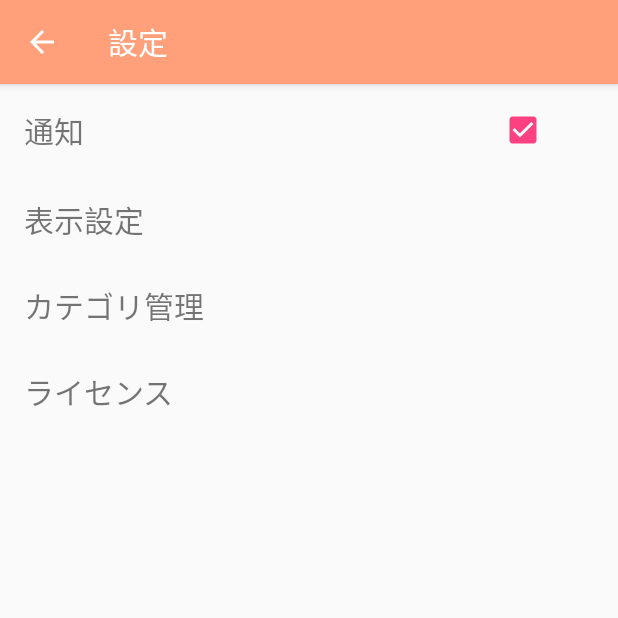
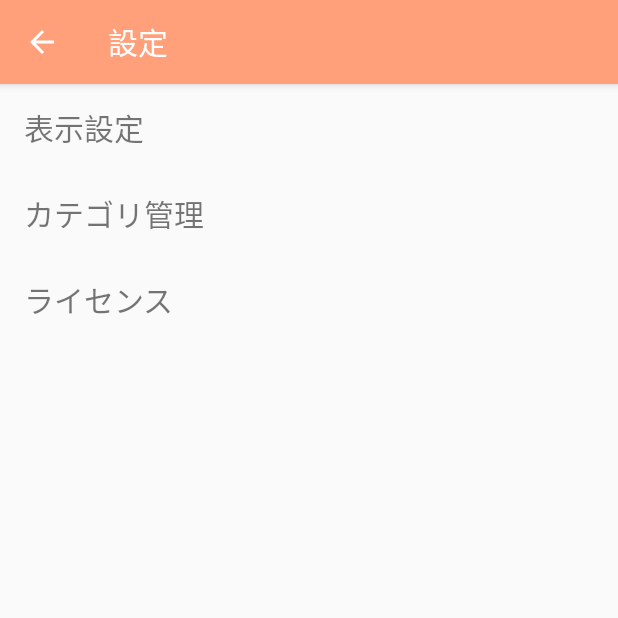
Before and after one commit to t-robop/Tancolle, an Android app: the SettingActivity screen opened directly, with no data from a screen before it, on a phone screen of 412 x 824 dp, the top half of it. Run offline under Robolectric (Android 15) with nearby library versions, the phone set to English and light mode, and no system bars.

Commit message:
設定画面の機能殺した

```diff
--- a/app/src/main/java/org/t_robop/y_ogawara/tancolle/SettingActivity.java
+++ b/app/src/main/java/org/t_robop/y_ogawara/tancolle/SettingActivity.java
@@ -21,15 +21,15 @@ public class SettingActivity extends AppCompatActivity {
         super.onCreate(savedInstanceState);
         setContentView(R.layout.activity_setting);
         //全体通知設定用チェックボックスの関連付け
-        allNotif=(CheckBox)findViewById(R.id.allnotif);
+        //allNotif=(CheckBox)findViewById(R.id.allnotif);
         //チェックボックスのリスナー設定
-        checkBoxSet();
+        //checkBoxSet();
         //preferenceの「Setting」をプライベートモードで開く
         SharedPreferences pref = getSharedPreferences("Setting", MODE_PRIVATE);
-        //開いたpreferenceの中の「allNotifType」の値を取得（保存されてない時はtrueを取得）
-        allNotifType = pref.getBoolean("allNotifType", true);
-        //取得したBoolean型に応じてチェックを変更
-        allNotif.setChecked(allNotifType);
+//        //開いたpreferenceの中の「allNotifType」の値を取得（保存されてない時はtrueを取得）
+//        allNotifType = pref.getBoolean("allNotifType", true);
+//        //取得したBoolean型に応じてチェックを変更
+//        allNotif.setChecked(allNotifType);
 
         //ToolBar関連
         Toolbar toolbar = (Toolbar)findViewById(R.id.toolbar);
--- a/app/src/main/java/org/t_robop/y_ogawara/tancolle/SettingDrawActivity.java
+++ b/app/src/main/java/org/t_robop/y_ogawara/tancolle/SettingDrawActivity.java
@@ -26,6 +26,9 @@ public class SettingDrawActivity extends AppCompatActivity {
     protected void onCreate(Bundle savedInstanceState) {
         super.onCreate(savedInstanceState);
         setContentView(R.layout.activity_setting_draw);
+
+        //テーマ機能を非表示
+        findViewById(R.id.theme).setVisibility(View.GONE);
 
         /*****関連付け*****/
         //表記変更用スピナーの関連付け
--- a/app/src/main/res/layout/activity_setting.xml
+++ b/app/src/main/res/layout/activity_setting.xml
@@ -31,33 +31,33 @@
         android:paddingRight="@dimen/activity_horizontal_margin"
         android:paddingTop="70dp">
 
-        <LinearLayout
-            android:layout_width="match_parent"
-            android:layout_height="match_parent"
-            android:layout_weight="1"
-            android:orientation="horizontal">
+        <!--<LinearLayout-->
+            <!--android:layout_width="match_parent"-->
+            <!--android:layout_height="match_parent"-->
+            <!--android:layout_weight="1"-->
+            <!--android:orientation="horizontal">-->
 
-            <TextView
-                android:layout_width="match_parent"
-                android:layout_height="match_parent"
-                android:layout_weight="1"
-                android:gravity="center_vertical"
-                android:text="通知"
-                android:textSize="20dp" />
+            <!--<TextView-->
+                <!--android:layout_width="match_parent"-->
+                <!--android:layout_height="match_parent"-->
+                <!--android:layout_weight="1"-->
+                <!--android:gravity="center_vertical"-->
+                <!--android:text="通知"-->
+                <!--android:textSize="20dp" />-->
 
-            <CheckBox
-                android:id="@+id/allnotif"
-                android:layout_width="match_parent"
-                android:layout_height="match_parent"
-                android:layout_weight="5"
-                android:gravity="center" />
+            <!--<CheckBox-->
+                <!--android:id="@+id/allnotif"-->
+                <!--android:layout_width="match_parent"-->
+                <!--android:layout_height="match_parent"-->
+                <!--android:layout_weight="5"-->
+                <!--android:gravity="center" />-->
 
-        </LinearLayout>
+        <!--</LinearLayout>-->
 
-        <TextView
-            android:layout_width="match_parent"
-            android:layout_height="match_parent"
-            android:textSize="20dp" />
+        <!--<TextView-->
+            <!--android:layout_width="match_parent"-->
+            <!--android:layout_height="match_parent"-->
+            <!--android:textSize="20dp" />-->
 
         <LinearLayout
             android:layout_width="match_parent"
--- a/app/src/main/res/layout/activity_setting_draw.xml
+++ b/app/src/main/res/layout/activity_setting_draw.xml
@@ -34,7 +34,8 @@
         <LinearLayout
             android:layout_width="match_parent"
             android:layout_height="match_parent"
-            android:layout_weight="1">
+            android:layout_weight="1"
+            android:id="@+id/theme">
 
             <TextView
                 android:layout_width="match_parent"
```
